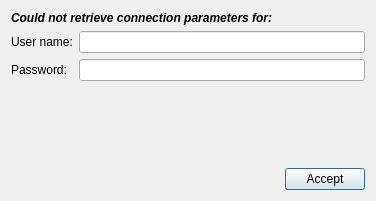
Above: ui/credentials.ui from Giswater/giswater_qgis_plugin before the change. Below: the same form after it.
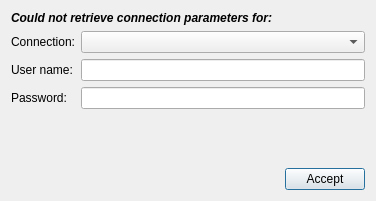
That is the form after the change.

Commit message: Enhancement: new work flow for connect into database and get credentials

What changed in the file:
```diff
--- a/ui/credentials.ui
+++ b/ui/credentials.ui
@@ -14,21 +14,27 @@
    <string>Dialog</string>
   </property>
   <layout class="QGridLayout" name="gridLayout">
-   <item row="1" column="1">
-    <widget class="QLineEdit" name="txt_user">
+   <item row="3" column="1">
+    <widget class="QLineEdit" name="txt_pass">
      <property name="echoMode">
-      <enum>QLineEdit::Normal</enum>
-     </property>
-    </widget>
-   </item>
-   <item row="2" column="0">
-    <widget class="QLabel" name="label_2">
-     <property name="text">
-      <string>Password:</string>
+      <enum>QLineEdit::Password</enum>
      </property>
     </widget>
    </item>
    <item row="4" column="1">
+    <spacer name="verticalSpacer">
+     <property name="orientation">
+      <enum>Qt::Vertical</enum>
+     </property>
+     <property name="sizeHint" stdset="0">
+      <size>
+       <width>20</width>
+       <height>40</height>
+      </size>
+     </property>
+    </spacer>
+   </item>
+   <item row="5" column="1">
     <layout class="QHBoxLayout" name="horizontalLayout">
      <item>
       <spacer name="horizontalSpacer">
@@ -52,17 +58,24 @@
      </item>
     </layout>
    </item>
-   <item row="1" column="0">
+   <item row="2" column="0">
     <widget class="QLabel" name="label">
      <property name="text">
       <string>User name:</string>
      </property>
     </widget>
    </item>
+   <item row="3" column="0">
+    <widget class="QLabel" name="label_2">
+     <property name="text">
+      <string>Password:</string>
+     </property>
+    </widget>
+   </item>
    <item row="2" column="1">
-    <widget class="QLineEdit" name="txt_pass">
+    <widget class="QLineEdit" name="txt_user">
      <property name="echoMode">
-      <enum>QLineEdit::Password</enum>
+      <enum>QLineEdit::Normal</enum>
      </property>
     </widget>
    </item>
@@ -80,18 +93,15 @@
      </property>
     </widget>
    </item>
-   <item row="3" column="1">
-    <spacer name="verticalSpacer">
-     <property name="orientation">
-      <enum>Qt::Vertical</enum>
+   <item row="1" column="0">
+    <widget class="QLabel" name="label_3">
+     <property name="text">
+      <string>Connection:</string>
      </property>
-     <property name="sizeHint" stdset="0">
-      <size>
-       <width>20</width>
-       <height>40</height>
-      </size>
-     </property>
-    </spacer>
+    </widget>
+   </item>
+   <item row="1" column="1">
+    <widget class="QComboBox" name="cmb_connection"/>
    </item>
   </layout>
  </widget>
```
The commit also changes 1 other file.
